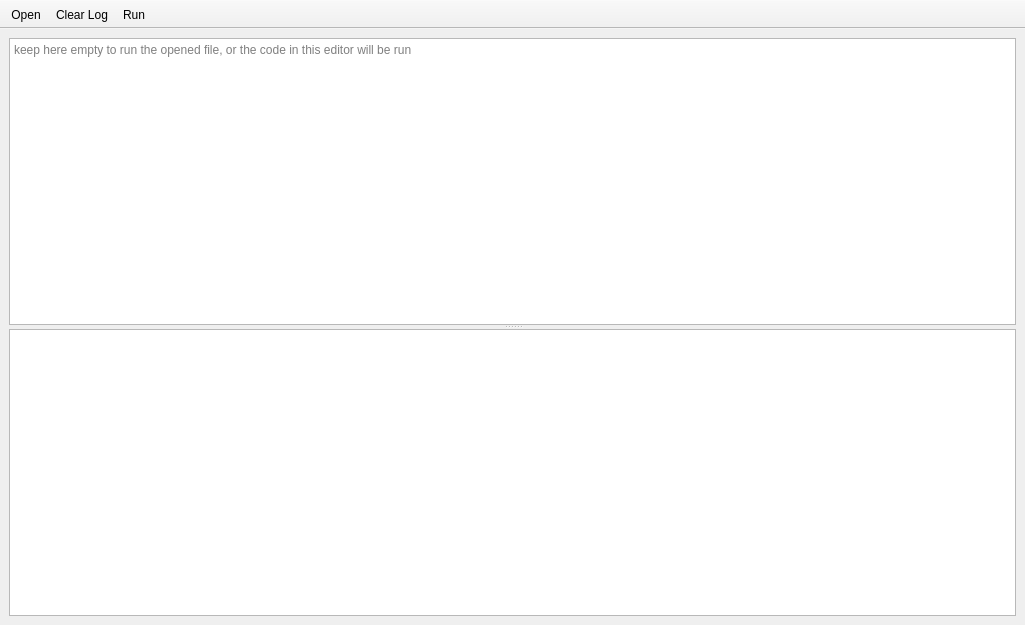
The window that VisualStatistics/scriptwindow.ui (kery/MacVisTat) describes before a commit, drawn with Qt 5.
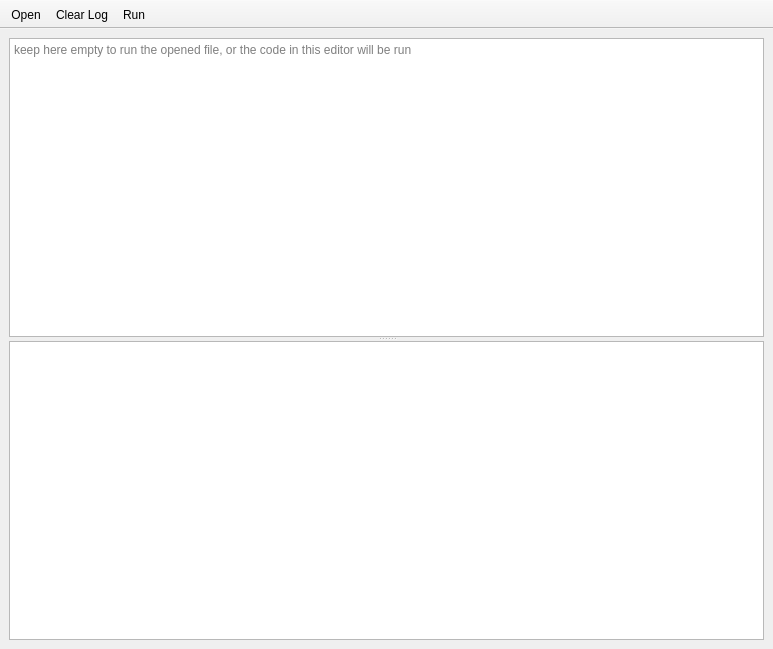
The same window after the commit. Icons and pictures are not drawn.

Commit message: Make plot.get_value() has an optional default value.

```diff
--- a/VisualStatistics/scriptwindow.ui
+++ b/VisualStatistics/scriptwindow.ui
@@ -6,8 +6,8 @@
    <rect>
     <x>0</x>
     <y>0</y>
-    <width>1025</width>
-    <height>625</height>
+    <width>773</width>
+    <height>649</height>
    </rect>
   </property>
   <property name="windowTitle">
```
The commit also changes 2 other files.
